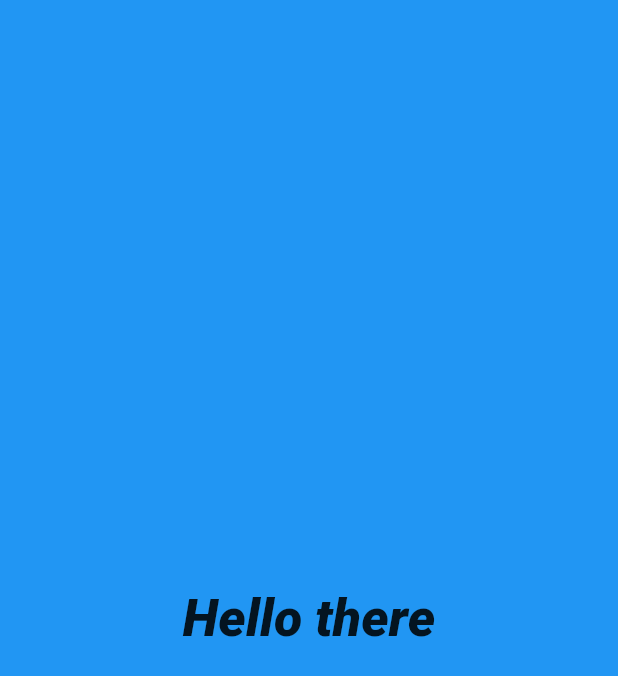
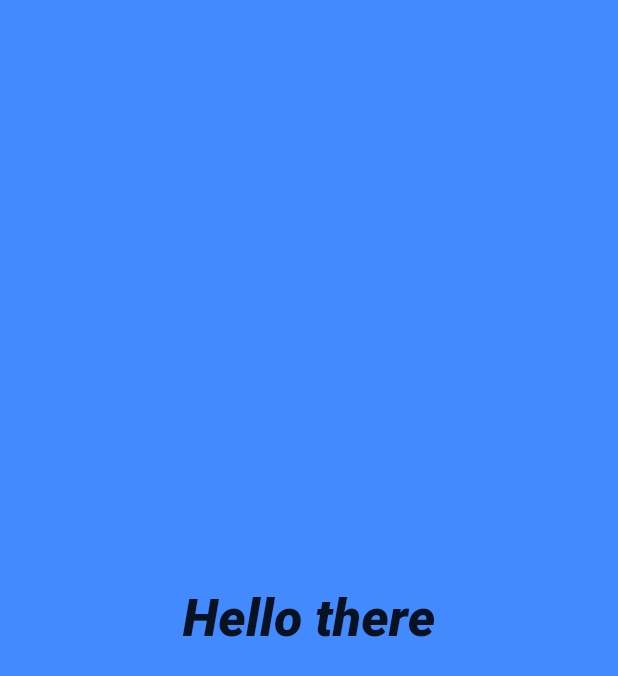
Before and after one commit to GayalBalasooriya/first_flutter_app, a Flutter app: the screen it shows after launch, on a phone screen of 412 x 824 dp. Shown: the top 676 px of the screen. Run offline on Flutter 3.47's test engine with Material 2 defaults, Android fonts, the phone set to English and light mode, and no system bars.

Commit message:
second commit

```diff
--- a/lib/ui/welcome_home.dart
+++ b/lib/ui/welcome_home.dart
@@ -3,7 +3,7 @@ class Welcome extends StatelessWidget {
   @override
   Widget build(BuildContext context) {
     return new Material(
-        color: Colors.blue,
+        color: Colors.blueAccent,
         child: new Center(
             child: new Text(
               "Hello there",
```
